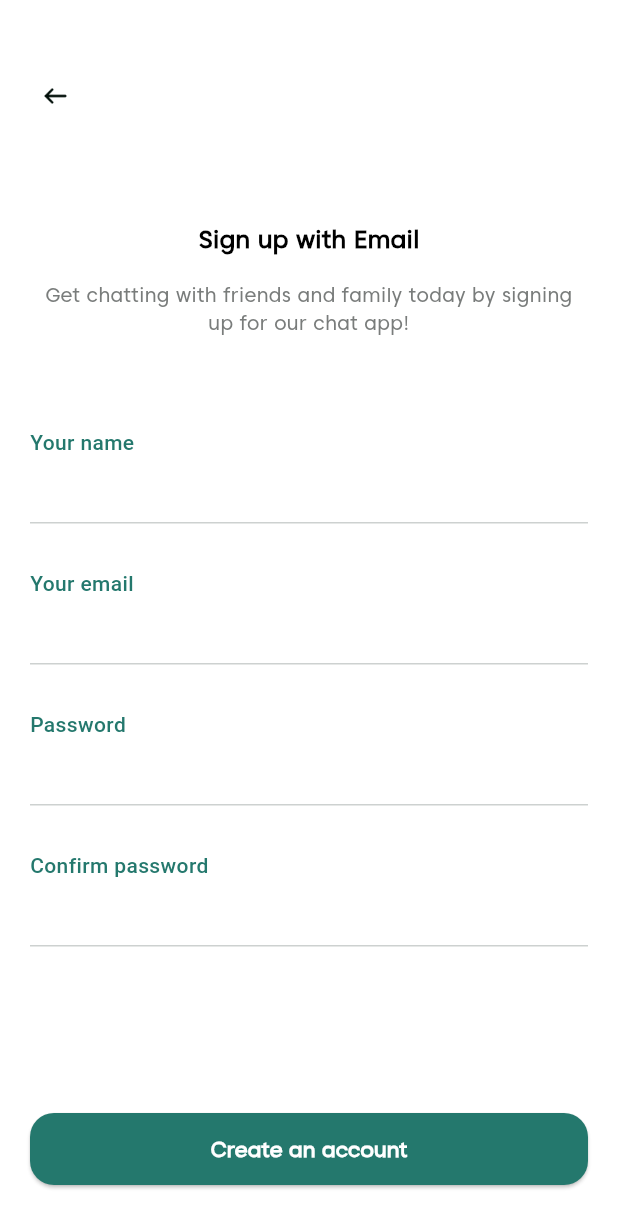
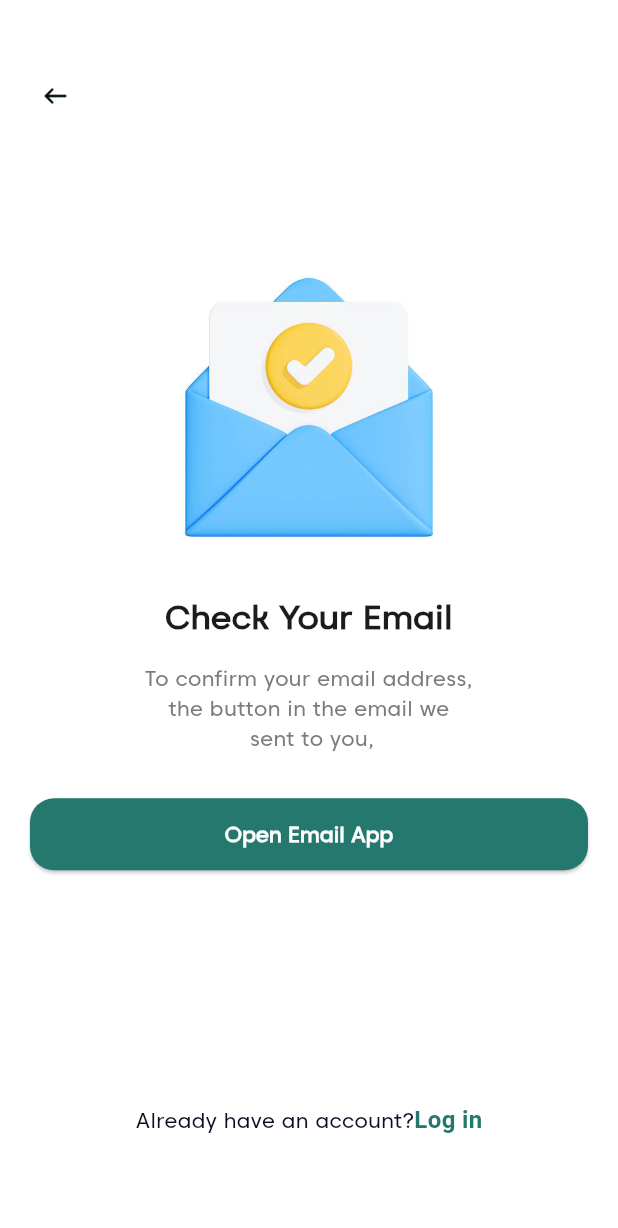
Before and after one commit to saifulhr/Chat_app, a Flutter app: the SignupScreen screen opened directly, after a tap on "Create an account", on a phone screen of 412 x 824 dp. Shown: the top 1228 px of the screen. Run offline on Flutter 3.47's test engine with Material 3 defaults, Android fonts, the phone set to English and light mode, and no system bars; our stand-ins replace get.

Commit message:
otp page comolete

```diff
--- a/lib/utils/all_images.dart
+++ b/lib/utils/all_images.dart
@@ -10,5 +10,7 @@ class AllImages {
 
   //Signup Screen Icon & Image
   static const String arrowIcon = 'assets/icons/arrow.png';
+  //Email verification image
+  static const String emailVerificatin = 'assets/images/jpg/email verification.jpg';
 
 }
--- a/lib/utils/all_text.dart
+++ b/lib/utils/all_text.dart
@@ -33,4 +33,10 @@ class AllText {
   //Error Text
 
   static const String errortext1 = 'Invalid email address';
+
+  //Verification Screen text
+  static const String checkEmail = 'Check Your Email';
+  static const String checkDetails= 'To confirm your email address,\nthe button in the email we\n sent to you,';
+  static const String openEmailApp= 'Open Email App';
+  static const String alreadyHaveAnAccount = 'Already have an account?';
 }
--- /dev/null
+++ b/lib/view/authentication/otp_screen/otp_screen.dart
@@ -0,0 +1,51 @@
+import 'package:chat_app/common/widgets/Default_Button/custom_elevated_button.dart';
+import 'package:chat_app/common/widgets/custom_head_text/custom_arrow_icon.dart';
+import 'package:chat_app/helpers/device_helpers.dart';
+import 'package:chat_app/utils/all_colors.dart';
+import 'package:chat_app/utils/all_images.dart';
+import 'package:chat_app/utils/all_sizes.dart';
+import 'package:chat_app/utils/all_text.dart';
+import 'package:chat_app/view/authentication/otp_screen/widgets/another_text_on_screen.dart';
+import 'package:chat_app/view/authentication/otp_screen/widgets/verification_screen_text.dart';
+import 'package:flutter/material.dart';
+
+class OtpScreen extends StatelessWidget {
+  const OtpScreen({super.key});
+
+  @override
+  Widget build(BuildContext context) {
+    return Scaffold(
+      backgroundColor: AllColors.primaryColor,
+      body: CustomArrowIcon(
+        child: Column(
+          crossAxisAlignment: CrossAxisAlignment.start,
+          children: [
+            //Verification Page Screen Image
+            Image.asset(
+              AllImages.emailVerificatin,
+              width: DeviceHelpers.getScreenWidth(context) * 1,
+              height: DeviceHelpers.getScreenHeight(context) * .3,
+            ),
+            //Verification screen Text
+            VerificationScreenText(),
+            SizedBox(
+              height: AllSizes.spaceBtwSections,
+            ),
+            //Varification Screen Button
+            CustomElevatedButton(
+              text: AllText.openEmailApp,
+              ontap: () {},
+              backgroundColor: AllColors.btnEnableColor,
+              textColor: AllColors.primaryColor,
+            ),
+            SizedBox(
+              height: 155,
+            ),
+            //Another Text On Screen
+            AnotherTextOnScreen()
+          ],
+        ),
+      ),
+    );
+  }
+}
--- /dev/null
+++ b/lib/view/authentication/otp_screen/widgets/another_text_on_screen.dart
@@ -0,0 +1,41 @@
+import 'package:chat_app/utils/all_colors.dart';
+import 'package:chat_app/utils/all_sizes.dart';
+import 'package:chat_app/utils/all_text.dart';
+import 'package:chat_app/view/authentication/log_in_screen/log_in_screen.dart';
+import 'package:flutter/material.dart';
+import 'package:get/get.dart';
+
+class AnotherTextOnScreen extends StatelessWidget {
+  const AnotherTextOnScreen({
+    super.key,
+  });
+
+  @override
+  Widget build(BuildContext context) {
+    return Row(
+      mainAxisAlignment: MainAxisAlignment.center,
+      children: [
+        Text(
+          AllText.alreadyHaveAnAccount,
+          style: TextStyle(
+            color: AllColors.attachmentIconColor,
+            fontFamily: 'Caros',
+            fontSize: AllSizes.fontSizeSm,
+          ),
+        ),
+        GestureDetector(
+          onTap: () {
+            Get.to(() => LogInScreen());
+          },
+          child: Text(
+            AllText.logInText,
+            style: TextStyle(
+                color: AllColors.textColor,
+                fontWeight: FontWeight.bold,
+                fontSize: AllSizes.fontSizeMd),
+          ),
+        ),
+      ],
+    );
+  }
+}
--- /dev/null
+++ b/lib/view/authentication/otp_screen/widgets/verification_screen_text.dart
@@ -0,0 +1,38 @@
+import 'package:chat_app/utils/all_colors.dart';
+import 'package:chat_app/utils/all_sizes.dart';
+import 'package:chat_app/utils/all_text.dart';
+import 'package:flutter/material.dart';
+
+class VerificationScreenText extends StatelessWidget {
+  const VerificationScreenText({
+    super.key,
+  });
+
+  @override
+  Widget build(BuildContext context) {
+    return Center(
+      child: Column(
+        crossAxisAlignment: CrossAxisAlignment.center,
+        children: [
+          Text(AllText.checkEmail,
+              style: TextStyle(
+                fontFamily: 'Caros',
+                fontWeight: FontWeight.bold,
+                fontSize: 22,
+              )),
+          SizedBox(
+            height: AllSizes.spaceBtwItems,
+          ),
+          Text(
+            AllText.checkDetails,
+            textAlign: TextAlign.center,
+            style: TextStyle(
+                color: AllColors.textSecondaryColor,
+                fontFamily: 'Caros',
+                fontSize: AllSizes.fontSizeSm),
+          ),
+        ],
+      ),
+    );
+  }
+}
--- a/lib/view/authentication/signup_screen/signup_screen.dart
+++ b/lib/view/authentication/signup_screen/signup_screen.dart
@@ -1,10 +1,12 @@
 import 'package:chat_app/common/widgets/Default_Button/custom_elevated_button.dart';
 import 'package:chat_app/common/widgets/custom_head_text/custom_arrow_icon.dart';
 import 'package:chat_app/common/widgets/custom_head_text/custom_main_text.dart';
+import 'package:chat_app/view/authentication/otp_screen/otp_screen.dart';
 import 'package:chat_app/view/authentication/signup_screen/widgets/sign_up_text_field.dart';
 import 'package:flutter/material.dart';
 import 'package:chat_app/utils/all_text.dart';
 import 'package:chat_app/utils/all_colors.dart';
+import 'package:get/route_manager.dart';
 
 class SignupScreen extends StatelessWidget {
   const SignupScreen({super.key});
@@ -29,7 +31,7 @@ class SignupScreen extends StatelessWidget {
             CustomElevatedButton(
               text: AllText.createanaccount,
               ontap: () {
-
+               Get.to(()=>OtpScreen());
               },
               backgroundColor: AllColors.btnEnableColor,
               textColor: AllColors.primaryColor,
```
Also changed, not shown: assets/images/jpg/email verification.jpg (added).
